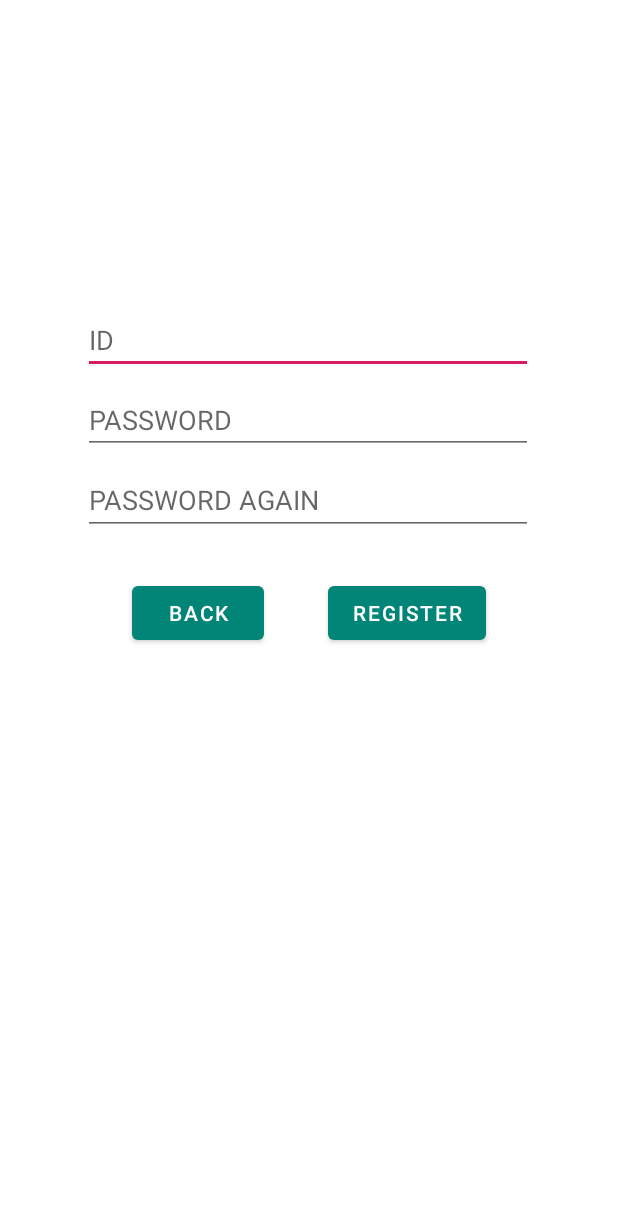
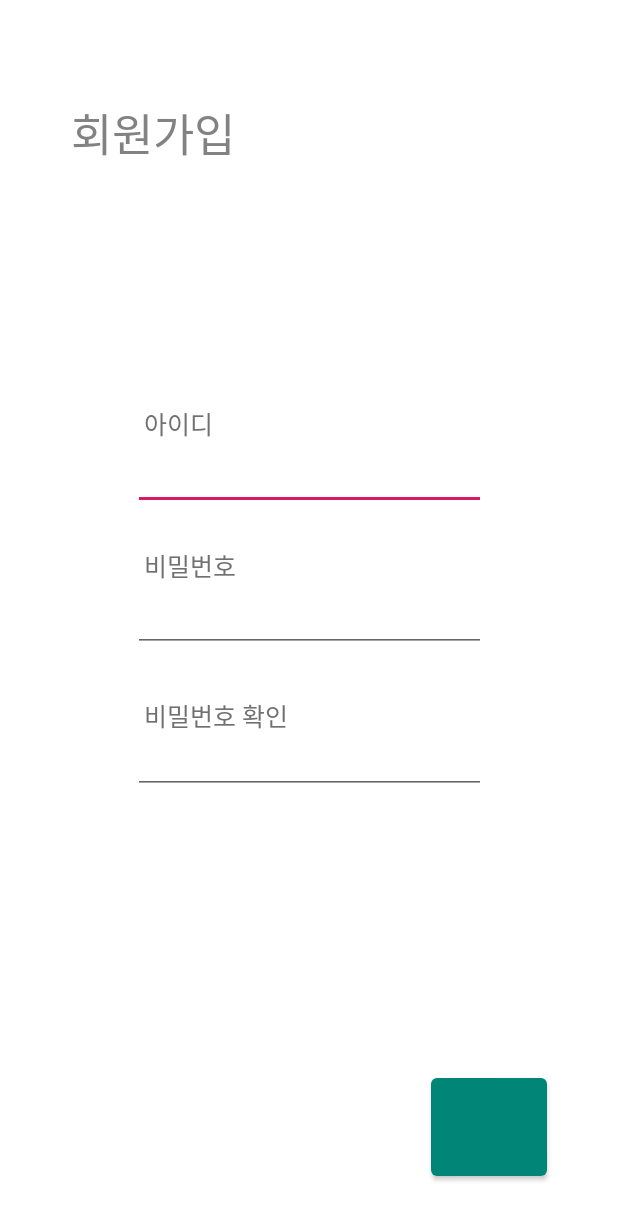
Before and after one commit to dounobts/SunrinThonClient, an Android app: the fragment RegisterFragment shown on its own in the app's theme, on a phone screen of 412 x 824 dp. Shown: the top 1220 px of the screen. Run offline under Robolectric (Android 15) with nearby library versions, the phone set to English and light mode, and no system bars.

Commit message:
add register, login layout

```diff
--- a/app/src/main/java/com/example/sunrinthonclient/Fragments/LoginFragment.java
+++ b/app/src/main/java/com/example/sunrinthonclient/Fragments/LoginFragment.java
@@ -8,11 +8,14 @@ import android.view.ViewGroup;
 import android.widget.Button;
 import android.widget.TextView;
 
+import com.example.sunrinthonclient.Activities.LoginActivity;
+import com.example.sunrinthonclient.Activities.MainActivity;
 import com.example.sunrinthonclient.R;
 
 import androidx.fragment.app.Fragment;
 
 public class LoginFragment extends Fragment implements View.OnClickListener {
+    LoginActivity activity;
     View view;
 
     TextView register;
@@ -21,6 +24,7 @@ public class LoginFragment extends Fragment implements View.OnClickListener {
     public View onCreateView(LayoutInflater inflater, ViewGroup container,
                              Bundle savedInstanceState) {
         view = inflater.inflate(R.layout.fragment_login, container, false);
+        activity = (LoginActivity) getActivity();
 
         register = view.findViewById(R.id.button_register);
 
@@ -32,7 +36,7 @@ public class LoginFragment extends Fragment implements View.OnClickListener {
     @Override
     public void onClick(View view) {
         if (view.equals(register)) {
-
+            activity.toRegister();
         }
     }
 }
--- a/app/src/main/java/com/example/sunrinthonclient/Fragments/SelectPlaceFragment.java
+++ b/app/src/main/java/com/example/sunrinthonclient/Fragments/SelectPlaceFragment.java
@@ -22,7 +22,6 @@ public class SelectPlaceFragment extends Fragment implements View.OnClickListene
     @Override
     public View onCreateView(LayoutInflater inflater, ViewGroup container, Bundle savedInstanceState) {
         view = inflater.inflate(R.layout.fragment_select_place, container, false);
-
         activity = (MainActivity) getActivity();
 
         toFuture1 = view.findViewById(R.id.place_toFuture1);
--- a/app/src/main/res/layout/activity_login.xml
+++ b/app/src/main/res/layout/activity_login.xml
@@ -3,9 +3,9 @@
     xmlns:android="http://schemas.android.com/apk/res/android"
     android:layout_width="match_parent"
     android:layout_height="match_parent">
-    <fragment
+    <FrameLayout
         android:layout_width="match_parent"
         android:layout_height="match_parent"
-        android:id="@+id/login_fragment"
-        android:name="com.example.sunrinthonclient.Fragments.LoginFragment"/>
+        android:id="@+id/container">
+    </FrameLayout>
 </LinearLayout>
--- a/app/src/main/res/layout/fragment_register.xml
+++ b/app/src/main/res/layout/fragment_register.xml
@@ -6,76 +6,112 @@
     android:layout_height="match_parent"
     tools:context=".Fragments.LoginFragment">
 
+    <TextView
+        android:layout_width="wrap_content"
+        android:layout_height="wrap_content"
+        android:layout_marginStart="47dp"
+        android:layout_marginTop="66dp"
+        android:fontFamily="@font/spoqa_han_sans_bold"
+        android:lineSpacingExtra="14.3sp"
+        android:text="회원가입"
+        android:textColor="#828282"
+        android:textSize="30sp"
+        app:layout_constraintStart_toStartOf="parent"
+        app:layout_constraintTop_toTopOf="parent" />
+
+    <TextView
+        android:layout_width="wrap_content"
+        android:layout_height="wrap_content"
+        android:layout_marginStart="96dp"
+        android:fontFamily="@font/spoqa_han_sans_regular"
+        android:lineSpacingExtra="8sp"
+        android:text="아이디"
+        android:textColor="#707070"
+        android:textSize="16.7sp"
+        app:layout_constraintBottom_toTopOf="@+id/input_student"
+        app:layout_constraintStart_toStartOf="parent" />
+
+    <TextView
+        android:id="@+id/textView"
+        android:layout_width="wrap_content"
+        android:layout_height="wrap_content"
+        android:layout_marginStart="96dp"
+        android:fontFamily="@font/spoqa_han_sans_regular"
+        android:lineSpacingExtra="8sp"
+        android:text="비밀번호"
+        android:textColor="#707070"
+        android:textSize="16.7sp"
+        app:layout_constraintBottom_toTopOf="@+id/input_name"
+        app:layout_constraintStart_toStartOf="parent" />
+
+    <TextView
+        android:layout_width="wrap_content"
+        android:layout_height="wrap_content"
+        android:layout_marginStart="96dp"
+        android:layout_marginBottom="-5dp"
+        android:fontFamily="@font/spoqa_han_sans_regular"
+        android:lineSpacingExtra="8sp"
+        android:text="비밀번호 확인"
+        android:textColor="#707070"
+        android:textSize="16.7sp"
+        app:layout_constraintBottom_toTopOf="@+id/input_code"
+        app:layout_constraintStart_toStartOf="parent" />
+
     <EditText
-        android:id="@+id/input_id"
-        android:layout_width="300dp"
+        android:id="@+id/input_student"
+        android:layout_width="235dp"
         android:layout_height="wrap_content"
         android:layout_marginStart="8dp"
         android:layout_marginEnd="8dp"
-        android:layout_marginBottom="8dp"
-        android:hint="ID"
+        android:layout_marginBottom="72dp"
         android:inputType="text"
         android:maxLines="1"
-        app:layout_constraintBottom_toTopOf="@+id/input_password"
+        app:layout_constraintBottom_toBottomOf="@id/guideline4"
         app:layout_constraintEnd_toEndOf="parent"
-        app:layout_constraintHorizontal_bias="0.494"
         app:layout_constraintStart_toStartOf="parent" />
 
     <EditText
-        android:id="@+id/input_password"
-        android:layout_width="300dp"
+        android:id="@+id/input_code"
+        android:layout_width="235dp"
         android:layout_height="wrap_content"
         android:layout_marginStart="8dp"
+        android:layout_marginTop="72dp"
+        android:layout_marginEnd="8dp"
+        android:inputType="text"
+        android:maxLines="1"
+        app:layout_constraintEnd_toEndOf="parent"
+        app:layout_constraintStart_toStartOf="parent"
+        app:layout_constraintTop_toTopOf="@id/guideline4" />
+
+    <EditText
+        android:id="@+id/input_name"
+        android:layout_width="235dp"
+        android:layout_height="wrap_content"
+        android:layout_marginStart="8dp"
+        android:layout_marginTop="8dp"
         android:layout_marginEnd="8dp"
         android:layout_marginBottom="8dp"
-        android:hint="PASSWORD"
         android:inputType="text"
         android:maxLines="1"
-        app:layout_constraintBottom_toTopOf="@+id/input_password_again"
+        app:layout_constraintBottom_toTopOf="@+id/input_code"
         app:layout_constraintEnd_toEndOf="parent"
-        app:layout_constraintHorizontal_bias="0.494"
-        app:layout_constraintStart_toStartOf="parent" />
-
-    <EditText
-        android:id="@+id/input_password_again"
-        android:layout_width="300dp"
-        android:layout_height="46dp"
-        android:layout_marginStart="8dp"
-        android:layout_marginEnd="8dp"
-        android:layout_marginBottom="8dp"
-        android:hint="PASSWORD AGAIN"
-        android:inputType="text"
-        android:maxLines="1"
-        app:layout_constraintBottom_toTopOf="@+id/guideline"
-        app:layout_constraintEnd_toEndOf="parent"
-        app:layout_constraintHorizontal_bias="0.494"
-        app:layout_constraintStart_toStartOf="parent" />
+        app:layout_constraintStart_toStartOf="parent"
+        app:layout_constraintTop_toBottomOf="@+id/input_student" />
 
     <Button
-        android:id="@+id/button_back"
+        android:id="@+id/button_login"
+        android:layout_width="77dp"
+        android:layout_height="77dp"
+        android:layout_marginEnd="47dp"
+        android:layout_marginBottom="34dp"
+        app:layout_constraintBottom_toBottomOf="parent"
+        app:layout_constraintEnd_toEndOf="parent" />
+
+    <androidx.constraintlayout.widget.Guideline
         android:layout_width="wrap_content"
         android:layout_height="wrap_content"
-        android:layout_marginStart="88dp"
-        android:layout_marginTop="20dp"
-        android:text="Back"
-        app:layout_constraintStart_toStartOf="parent"
-        app:layout_constraintTop_toTopOf="@+id/guideline" />
-
-    <Button
-        android:id="@+id/button_register"
-        android:layout_width="wrap_content"
-        android:layout_height="wrap_content"
-        android:layout_marginTop="20dp"
-        android:layout_marginEnd="88dp"
-        android:text="Register"
-        app:layout_constraintEnd_toEndOf="parent"
-        app:layout_constraintTop_toTopOf="@+id/guideline" />
-
-    <androidx.constraintlayout.widget.Guideline
-        android:id="@+id/guideline"
-        android:layout_width="wrap_content"
-        android:layout_height="wrap_content"
+        android:id="@+id/guideline4"
         android:orientation="horizontal"
-        app:layout_constraintGuide_begin="365dp" />
+        app:layout_constraintGuide_percent="0.5"/>
 
 </androidx.constraintlayout.widget.ConstraintLayout>
```
Also changed, not shown: app/src/main/java/com/example/sunrinthonclient/Activities/LoginActivity.java (+17 -1 lines), app/src/main/res/layout/fragment_certification.xml (+76 -40 lines), app/src/main/res/layout/fragment_login.xml (+5 -5 lines).
